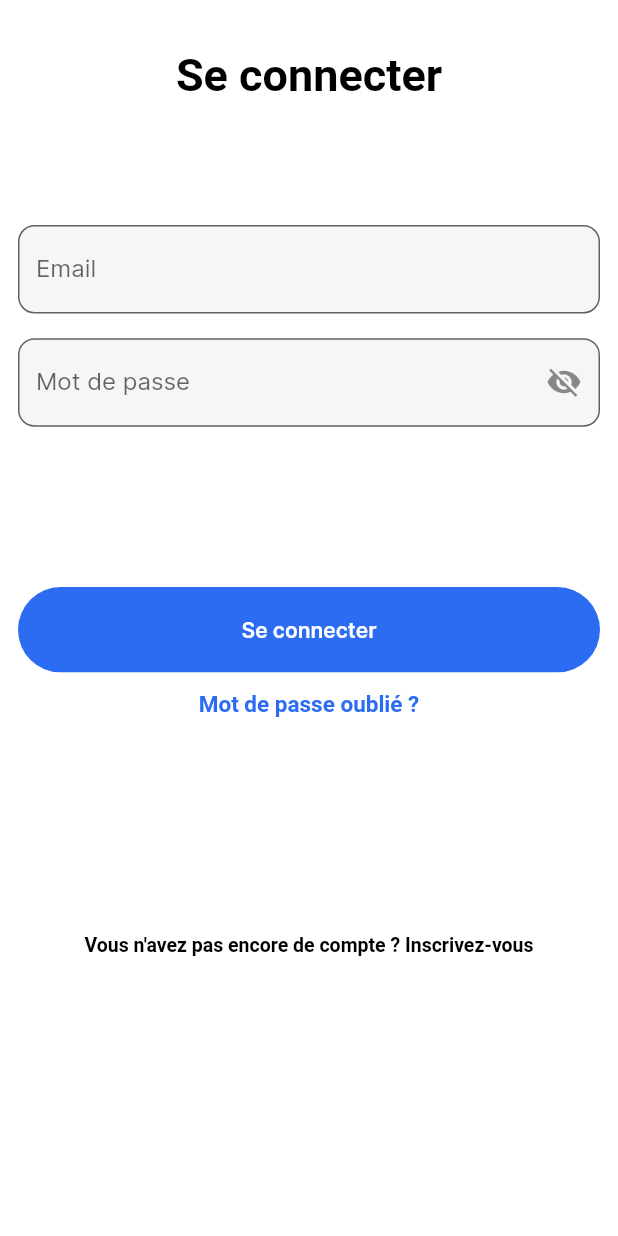
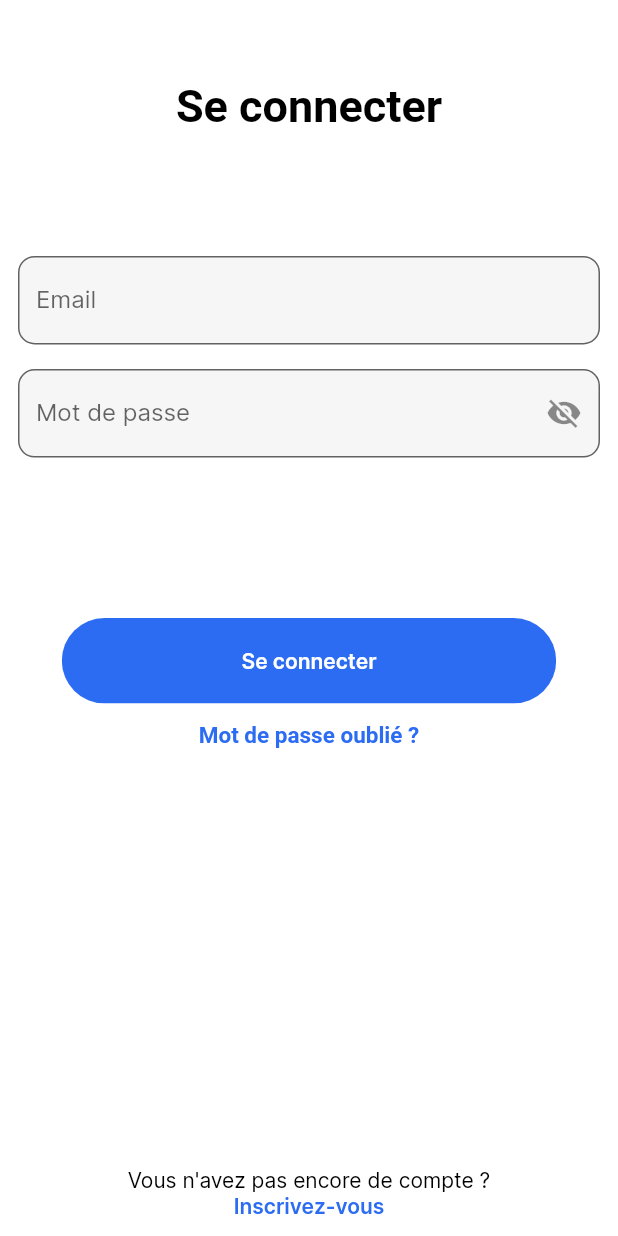
Before and after one commit to AskHim-SIO/mobileapp_askhim, a Flutter app: the screen it shows after launch, after a tap on "Connexion", on a phone screen of 412 x 824 dp. Run offline on Flutter 3.47's test engine with Material 2 defaults, Android fonts, the phone set to English and light mode, and no system bars; Roboto replaces fonts that are missing (Inter-SemiBold).

Commit message:
fronted login ok

```diff
--- a/lib/Screens/Login/components/body.dart
+++ b/lib/Screens/Login/components/body.dart
@@ -3,6 +3,7 @@ import 'package:ap4_askhim/components/input_mail_form.dart';
 import 'package:ap4_askhim/components/input_password_form.dart';
 import 'package:ap4_askhim/components/rounded_buttons.dart';
 
+import 'package:flutter/gestures.dart';
 import 'package:flutter/material.dart';
 
 import '../../../constants.dart';
@@ -31,9 +32,9 @@ class _Body extends State<Body> {
     return Form(
       child: Padding(
         padding: const EdgeInsets.all(12.0),
-        child: ListView(
+        child: Column(
           children: <Widget>[
-            SizedBox(height: size.width * 0.05),
+            SizedBox(height: size.width * 0.1),
             const Center(
               child: Text(
                 "Se connecter",
@@ -60,6 +61,7 @@ class _Body extends State<Body> {
             SizedBox(height: size.width * 0.24),
             RoundedButton(
               text: 'Se connecter',
+              sizeButton: 0.8,
               press: () {
                 Navigator.push(
                   context,
@@ -80,17 +82,33 @@ class _Body extends State<Body> {
                     fontSize: 15),
               ),
             ),
-            SizedBox(height: size.width * 0.35),
-            const Center(
-              child: Text(
-                "Vous n'avez pas encore de compte ? Inscrivez-vous",
-                style: TextStyle(
-                    fontWeight: FontWeight.bold,
-                    color: Colors.black,
-                    fontFamily: 'Inter-SemiBold',
-                    fontSize: 13),
-              ),
-            ),
+            const Spacer(),
+            Column(
+              mainAxisAlignment: MainAxisAlignment.center,
+              children: <Widget>[
+                const Text(
+                  'Vous n\'avez pas encore de compte ?',
+                  style: TextStyle(color: Colors.black),
+                ),
+                GestureDetector(
+                  onTap: () {
+                    Navigator.push(
+                      context,
+                      MaterialPageRoute(
+                        builder: (context) => WelcomeScreen(),
+                      ),
+                    );
+                  },
+                  child: const Text(
+                    'Inscrivez-vous',
+                    style: TextStyle(
+                      color: Color(0xFF2B6CF2),
+                      fontWeight: FontWeight.bold,
+                    ),
+                  ),
+                )
+              ],
+            )
           ],
         ),
       ),
--- a/lib/Screens/Login/login_screen.dart
+++ b/lib/Screens/Login/login_screen.dart
@@ -7,6 +7,7 @@ class LoginScreen extends StatelessWidget {
   Widget build(BuildContext context) {
     Size size = MediaQuery.of(context).size;
     return Scaffold(
+      resizeToAvoidBottomInset: false,
       backgroundColor: Colors.white,
       body: Body(),
     );
--- a/lib/Screens/Welcome/components/body.dart
+++ b/lib/Screens/Welcome/components/body.dart
@@ -23,6 +23,7 @@ class Body extends StatelessWidget {
             SizedBox(height: size.height * 0.05),
             RoundedButton(
               text: "Connexion",
+              sizeButton: 0.6,
               press: () {
                 Navigator.push(
                   context,
@@ -34,6 +35,7 @@ class Body extends StatelessWidget {
             ),
             RoundedButton(
               text: "Inscription",
+              sizeButton: 0.6,
               color: kPrimaryLightColor,
               textColor: Colors.black,
               press: () {
--- a/lib/components/rounded_buttons.dart
+++ b/lib/components/rounded_buttons.dart
@@ -6,10 +6,12 @@ class RoundedButton extends StatelessWidget {
   final String text;
   final Function press;
   final Color color, textColor;
+  final double sizeButton;
   const RoundedButton({
     Key? key,
     required this.text,
     required this.press,
+    required this.sizeButton,
     this.color = kPrimaryColor,
     this.textColor = Colors.white,
   }) : super(key: key);
@@ -19,7 +21,7 @@ class RoundedButton extends StatelessWidget {
     Size size = MediaQuery.of(context).size;
     return Container(
       margin: EdgeInsets.symmetric(vertical: 8),
-      width: size.width * 0.6,
+      width: size.width * sizeButton,
       child: ClipRRect(
         borderRadius: BorderRadius.circular(29),
         child: FlatButton(
--- a/lib/main.dart
+++ b/lib/main.dart
@@ -2,8 +2,16 @@ import 'package:flutter/material.dart';
 
 import 'package:ap4_askhim/Screens/Welcome/welcome_screens.dart';
 import "package:ap4_askhim/constants.dart";
+import 'package:flutter/services.dart';
 
-void main() => runApp(MyApp());
+void main() {
+  // avoid rotation screen
+  WidgetsFlutterBinding.ensureInitialized();
+  SystemChrome.setPreferredOrientations(
+      [DeviceOrientation.portraitUp, DeviceOrientation.portraitDown]);
+  //
+  runApp(MyApp());
+}
 
 class MyApp extends StatelessWidget {
   @override
--- a/pubspec.yaml
+++ b/pubspec.yaml
@@ -45,6 +45,8 @@ dev_dependencies:
   # package. See that file for information about deactivating specific lint
   # rules and activating additional ones.
   flutter_lints: ^1.0.0
+  url_launcher: ^5.7.5
+
 
 # For information on the generic Dart part of this file, see the
 # following page: https://dart.dev/tools/pub/pubspec
```
Also changed, not shown: pubspec.lock.
